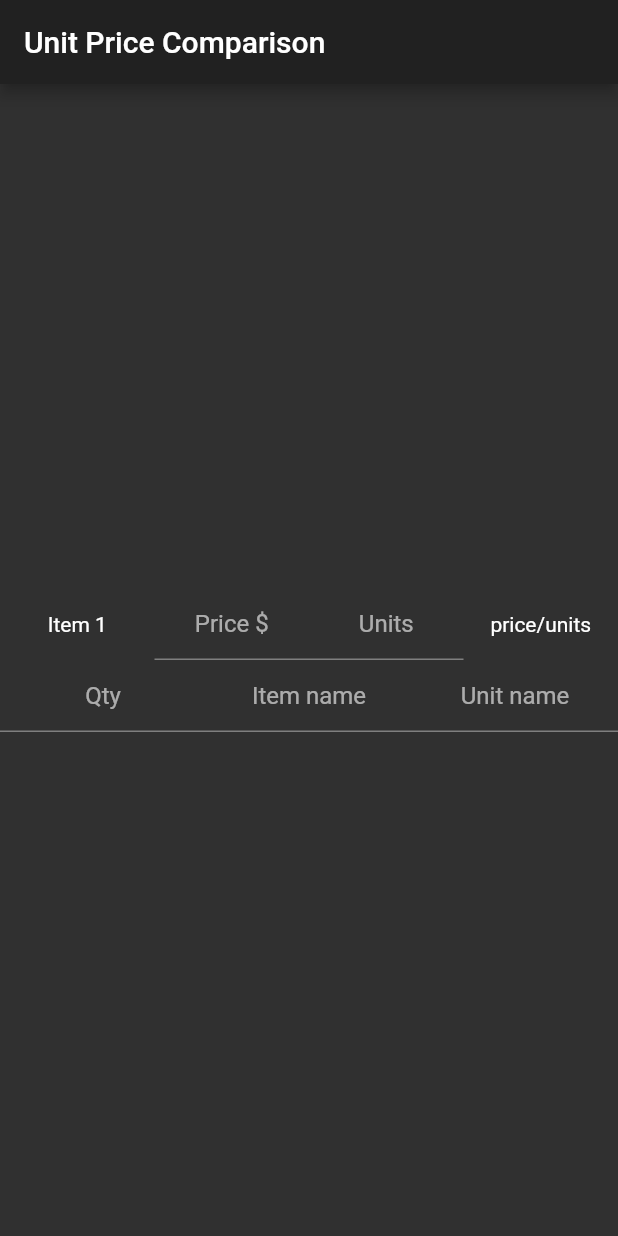
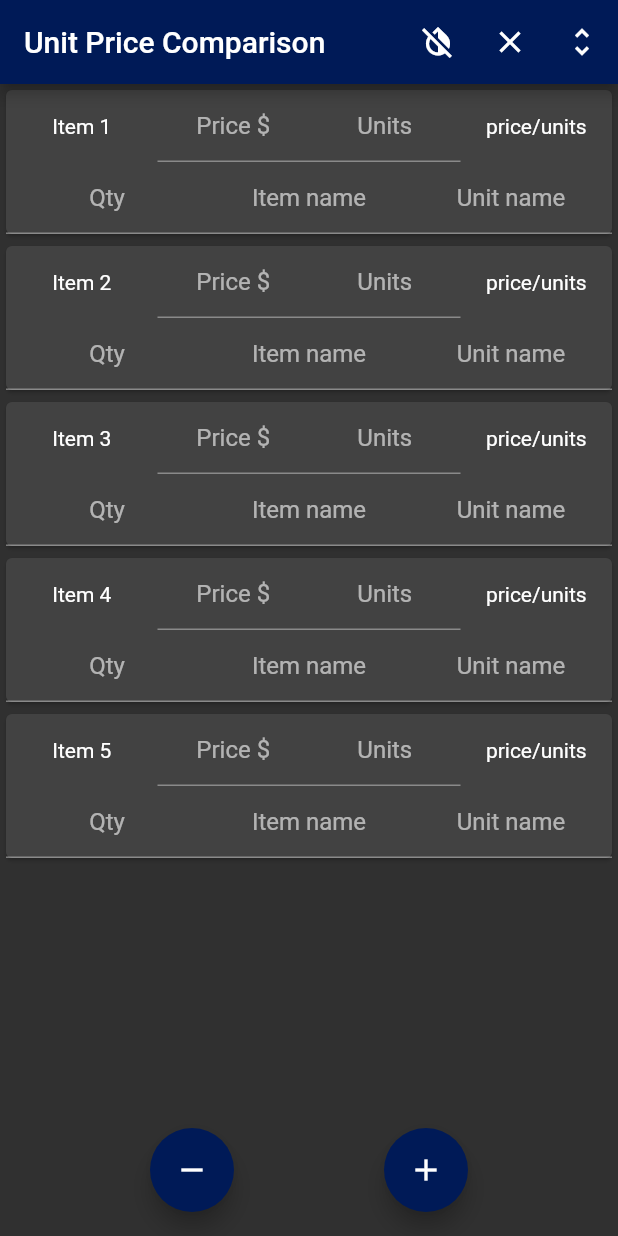
Before and after one commit to pkoepke/unit_price_comparison, a Flutter app: the screen it shows after launch, on a phone screen of 412 x 824 dp. Run offline on Flutter 3.47's test engine with Material 2 defaults, Android fonts, the phone set to English and light mode, and no system bars.

Commit message:
Add card and remove card buttons are working. AppBar buttons are there but not working yet.

```diff
--- a/lib/main.dart
+++ b/lib/main.dart
@@ -1,6 +1,43 @@
 import 'package:flutter/material.dart';
+import 'package:flutter/services.dart';
+import 'package:flutter/rendering.dart'; // For debugPaintSizeEnabled
 
-void main() => runApp(MyApp());
+/// Construct a color from a hex code string, of the format #RRGGBB.
+Color hexToColor(String code) {
+  return new Color(int.parse(code.substring(1, 7), radix: 16) + 0xFF000000);
+}
+
+final dukeBlue = hexToColor("#001A57");
+
+// Create a MaterialColor swatch from a single color.
+// From https://medium.com/@filipvk/creating-a-custom-color-swatch-in-flutter-554bcdcb27f3
+MaterialColor createMaterialColor(Color color) {
+  List strengths = <double>[.05];
+  Map swatch = <int, Color>{};
+  final int r = color.red, g = color.green, b = color.blue;
+
+  for (int i = 1; i < 10; i++) {
+    strengths.add(0.1 * i);
+  }
+  strengths.forEach((strength) {
+    final double ds = 0.5 - strength;
+    swatch[(strength * 1000).round()] = Color.fromRGBO(
+      r + ((ds < 0 ? r : (255 - r)) * ds).round(),
+      g + ((ds < 0 ? g : (255 - g)) * ds).round(),
+      b + ((ds < 0 ? b : (255 - b)) * ds).round(),
+      1,
+    );
+  });
+  return MaterialColor(color.value, swatch);
+}
+
+final dukeBlueMaterialColorSwatch = createMaterialColor(dukeBlue);
+
+//void main() => runApp(MyApp());
+void main() {
+  //debugPaintSizeEnabled = true;
+  runApp(MyApp());
+}
 
 class MyApp extends StatelessWidget {
   // This widget is the root of your application.
@@ -10,7 +47,7 @@
       title: 'Unit Price Comparison',
       theme: ThemeData(
         brightness: Brightness.dark,
-        primarySwatch: Colors.blue,
+        primarySwatch: dukeBlueMaterialColorSwatch, // Colors.blue,
       ),
       home: MyHomePage(title: 'Unit Price Comparison'),
     );
@@ -27,12 +64,28 @@
 }
 
 class _MyHomePageState extends State<MyHomePage> {
-  int _counter = 0;
+  int _cardCounter = 5; // Starting number of cards
 
-  void _incrementCounter() {
+  void addCard() {
     setState(() {
-      _counter++;
+      _cardCounter++;
     });
+  }
+
+  void removeCard() {
+    if (_cardCounter > 2) // Only remove if there are more than 2 cards
+      setState(() {
+        _cardCounter--;
+      });
+  }
+
+  List<Widget> buildCardList(_cardCounter) {
+    List<Widget> cardList = [];
+    // Starts at 1 because there is no item zero.
+    for (int i = 1; i <= _cardCounter; i++) {
+      cardList.add(makeItemCard(i));
+    }
+    return cardList;
   }
 
   @override
@@ -40,24 +93,103 @@
     return Scaffold(
       appBar: AppBar(
         title: Text(widget.title),
+        backgroundColor: dukeBlue,
+        actions: [
+          IconButton(
+            icon: Icon(Icons.invert_colors_off),
+            onPressed: () {},
           ),
-      body: Center(
+          IconButton(
+            icon: Icon(Icons.clear),
+            onPressed: () {},
+          ),
+          IconButton(
+            icon: Icon(Icons.unfold_more), //unfold_less will be the opposite
+            onPressed: () {},
+          ),
+          /*IconButton(
+            icon: Icon(Icons.remove),
+            onPressed: () {},
+          ),
+          IconButton(
+            icon: Icon(Icons.add),
+            onPressed: () {},
+          ),*/
+        ],
+      ),
+      body: ListView(children: buildCardList(_cardCounter)),
+      floatingActionButtonLocation: FloatingActionButtonLocation.centerFloat,
+      floatingActionButton: Row(
+        mainAxisAlignment: MainAxisAlignment.spaceEvenly,
+        crossAxisAlignment: CrossAxisAlignment.center,
+        children: <Widget>[
+          /*FloatingActionButton(
+            onPressed: () {
+              // Add your onPressed code here!
+            },
+            child: Icon(Icons.invert_colors_off),
+            backgroundColor: dukeBlue,
+          ),
+          FloatingActionButton(
+            onPressed: () {
+              // Add your onPressed code here!
+            },
+            child: Icon(Icons.clear),
+            backgroundColor: Colors.red,
+          ),*/
+          FloatingActionButton(
+            onPressed: () {
+              removeCard();
+            },
+            child: Icon(
+              Icons.remove,
+              color: Colors.white,
+            ),
+            backgroundColor: dukeBlue,
+          ),
+          FloatingActionButton(
+            onPressed: () {
+              addCard();
+            },
+            child: Icon(
+              Icons.add,
+              color: Colors.white,
+            ),
+            backgroundColor: dukeBlue,
+          ),
+        ],
+      ),
+    );
+  }
+}
+
+Widget makeItemCard(int cardNum) {
+  return Card(
     child: Column(
-          mainAxisAlignment: MainAxisAlignment.center,
-          children: <Widget>[
+      children: [
         Row(mainAxisAlignment: MainAxisAlignment.center, children: <Widget>[
           Expanded(
-                child: Text('Item 1', textAlign: TextAlign.center),
+            child: Text('Item $cardNum', textAlign: TextAlign.center),
           ),
           Expanded(
               child: TextField(
             textAlign: TextAlign.center,
             decoration: InputDecoration(hintText: 'Price \$'),
+            keyboardType: TextInputType.numberWithOptions(decimal: true),
+            inputFormatters: [
+              FilteringTextInputFormatter.allow(RegExp(r'^\d+\.?\d*'))
+            ],
+            textInputAction: TextInputAction.next,
           )),
           Expanded(
               child: TextField(
             textAlign: TextAlign.center,
             decoration: InputDecoration(hintText: 'Units'),
+            keyboardType: TextInputType.numberWithOptions(decimal: true),
+            inputFormatters: [
+              FilteringTextInputFormatter.allow(RegExp(r'^\d+\.?\d*'))
+            ],
+            textInputAction: TextInputAction.next,
           )),
           Expanded(
             child: Text('price/units', textAlign: TextAlign.center),
@@ -68,21 +200,26 @@
               child: TextField(
             textAlign: TextAlign.center,
             decoration: InputDecoration(hintText: 'Qty'),
+            keyboardType: TextInputType.numberWithOptions(),
+            inputFormatters: [
+              FilteringTextInputFormatter.allow(RegExp(r'^\d+\.?\d*'))
+            ],
+            textInputAction: TextInputAction.next,
           )),
           Expanded(
               child: TextField(
             textAlign: TextAlign.center,
             decoration: InputDecoration(hintText: 'Item name'),
+            textInputAction: TextInputAction.next,
           )),
           Expanded(
               child: TextField(
             textAlign: TextAlign.center,
             decoration: InputDecoration(hintText: 'Unit name'),
+            textInputAction: TextInputAction.next,
           )),
         ]),
       ],
     ),
-      ),
   );
 }
-}
```
Also changed, not shown: 3 other files. Lines whose indentation alone changed are shown as unchanged.
